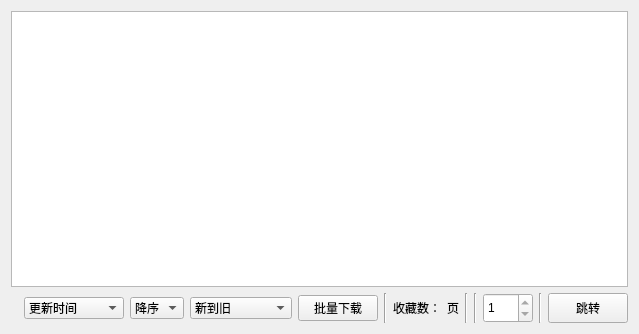
Before: the Qt Designer form ui/ui_favorite.ui in tonquer/picacg-qt, drawn with Qt 5.
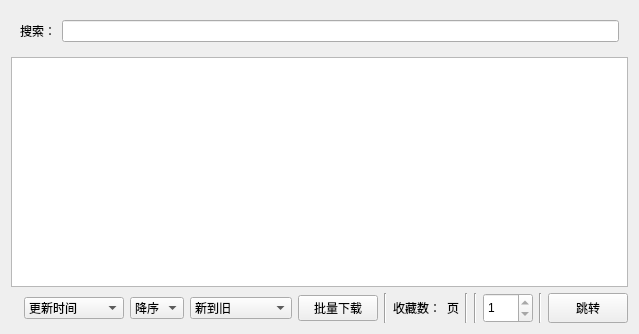
After: the same form once the commit is applied. Custom widgets are drawn as their Qt base class.

```diff
--- a/ui/ui_favorite.ui
+++ b/ui/ui_favorite.ui
@@ -14,7 +14,7 @@
    <string>收藏</string>
   </property>
   <layout class="QGridLayout" name="gridLayout_2">
-   <item row="0" column="0">
+   <item row="1" column="0">
     <layout class="QGridLayout" name="gridLayout_3">
      <item row="0" column="0">
       <widget class="ComicListWidget" name="bookList">
@@ -25,7 +25,7 @@
      </item>
     </layout>
    </item>
-   <item row="1" column="0">
+   <item row="2" column="0">
     <layout class="QGridLayout" name="gridLayout_4">
      <item row="0" column="0">
       <layout class="QHBoxLayout" name="horizontalLayout">
@@ -224,6 +224,22 @@
      </item>
     </layout>
    </item>
+   <item row="0" column="0">
+    <widget class="QWidget" name="widget" native="true">
+     <layout class="QHBoxLayout" name="horizontalLayout_2">
+      <item>
+       <widget class="QLabel" name="label">
+        <property name="text">
+         <string>搜索：</string>
+        </property>
+       </widget>
+      </item>
+      <item>
+       <widget class="QLineEdit" name="lineEdit"/>
+      </item>
+     </layout>
+    </widget>
+   </item>
   </layout>
  </widget>
  <customwidgets>
```
